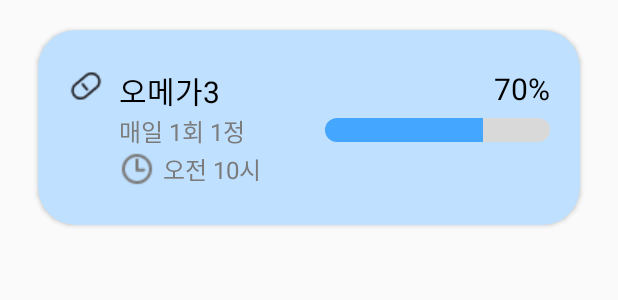
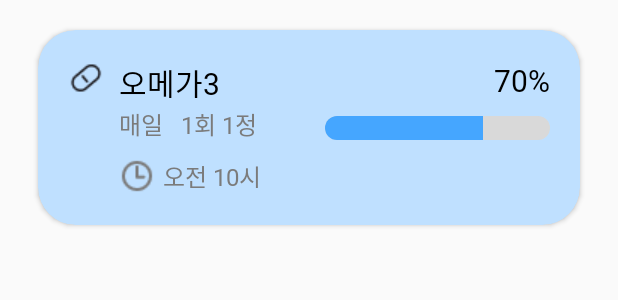
Before and after one commit to Maaaaeari/Chick, an Android app: the layout exam.xml on its own in the app's theme, with its tools: preview values and no code run, on a phone screen of 412 x 824 dp. Shown: the top 300 px of the screen. Run offline under Robolectric (Android 15) with nearby library versions, the phone set to English and light mode, and no system bars.

Commit message:
0727jihyeon

```diff
--- a/app/src/main/res/layout/exam.xml
+++ b/app/src/main/res/layout/exam.xml
@@ -29,8 +29,8 @@
                 android:layout_height="match_parent"
                 android:layout_marginRight="10dp"
                 android:orientation="vertical"
-                android:paddingTop="25dp"
-                android:paddingBottom="25dp">
+                android:paddingTop="20dp"
+                android:paddingBottom="20dp">
 
                 <ImageView
                     android:id="@+id/imageView4"
@@ -45,14 +45,15 @@
                 android:layout_weight="5"
                 android:gravity="start|end"
                 android:orientation="vertical"
-                android:paddingTop="25dp"
-                android:paddingBottom="25dp">
+                android:paddingTop="20dp"
+                android:paddingBottom="15dp">
 
                 <TextView
                     android:id="@+id/txtMainDrugName"
                     android:layout_width="wrap_content"
-                    android:layout_height="wrap_content"
+                    android:layout_height="15dp"
                     android:layout_weight="1"
+                    android:fontFamily="@font/jejugothic"
                     android:text="오메가3"
                     android:textColor="#000000"
                     android:textSize="20sp" />
@@ -62,8 +63,9 @@
                     android:layout_width="match_parent"
                     android:layout_height="wrap_content"
                     android:layout_weight="1"
+                    android:fontFamily="@font/jejugothic"
                     android:gravity="center_vertical"
-                    android:text="매일 1회 1정"
+                    android:text="매일   1회 1정"
                     android:textColor="#7B7B7B"
                     android:textSize="16sp" />
 
@@ -71,7 +73,7 @@
                     android:layout_width="match_parent"
                     android:layout_height="wrap_content"
                     android:layout_weight="1"
-                    android:gravity="bottom"
+                    android:gravity="center_vertical"
                     android:orientation="horizontal">
 
                     <ImageView
@@ -84,8 +86,10 @@
                     <TextView
                         android:id="@+id/txtMainDrugTime"
                         android:layout_width="match_parent"
+
                         android:layout_height="wrap_content"
                         android:layout_weight="1"
+                        android:fontFamily="@font/jejugothic"
                         android:text="오전 10시"
                         android:textColor="#7B7B7B"
                         android:textSize="16sp" />
@@ -97,12 +101,13 @@
                 android:layout_width="wrap_content"
                 android:layout_height="match_parent"
                 android:orientation="vertical"
-                android:paddingTop="25sp">
+                android:paddingTop="20sp">
 
                 <TextView
                     android:id="@+id/txtProPercent"
                     android:layout_width="wrap_content"
                     android:layout_height="wrap_content"
+                    android:fontFamily="@font/jejugothic"
                     android:text="70%"
                     android:textColor="#000000"
                     android:textSize="20sp"
@@ -114,7 +119,7 @@
                     android:layout_width="150dp"
                     android:layout_height="16dp"
                     android:layout_gravity="right"
-                    android:layout_marginTop="6sp"
+                    android:layout_marginTop="10sp"
 
                     android:progressDrawable="@drawable/design_medprogressbar"
                     android:max="100"
```
